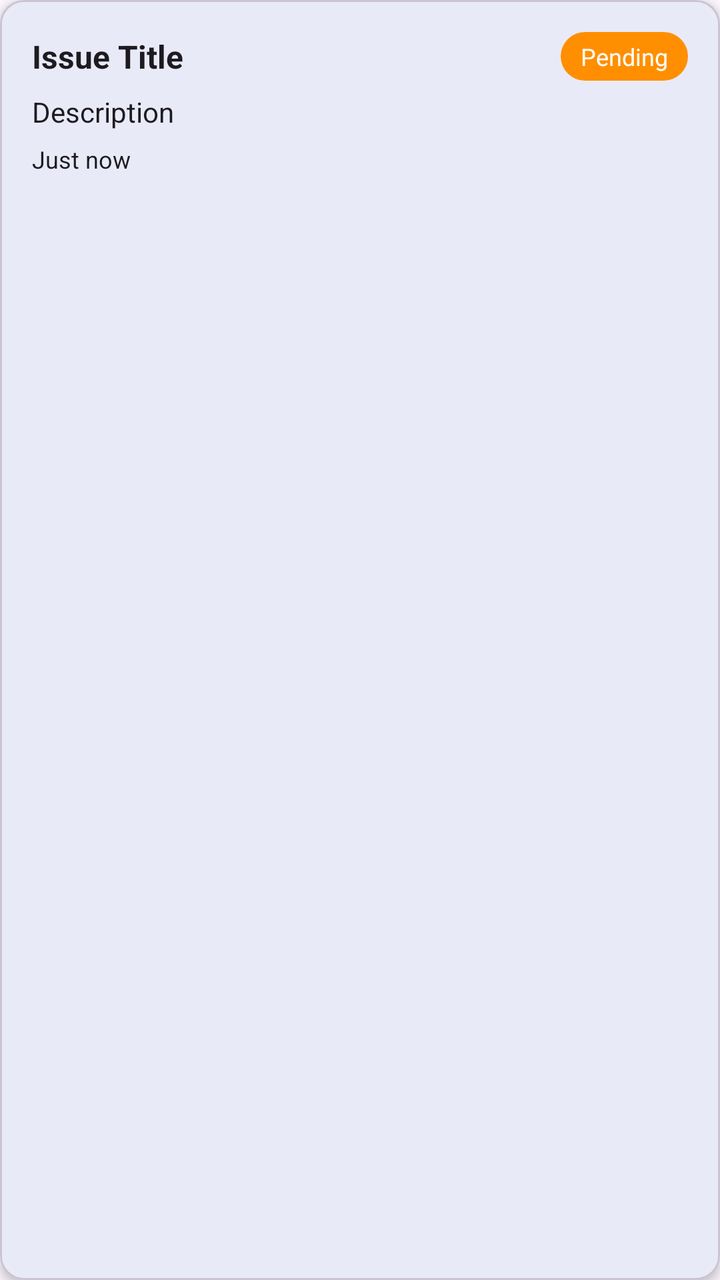
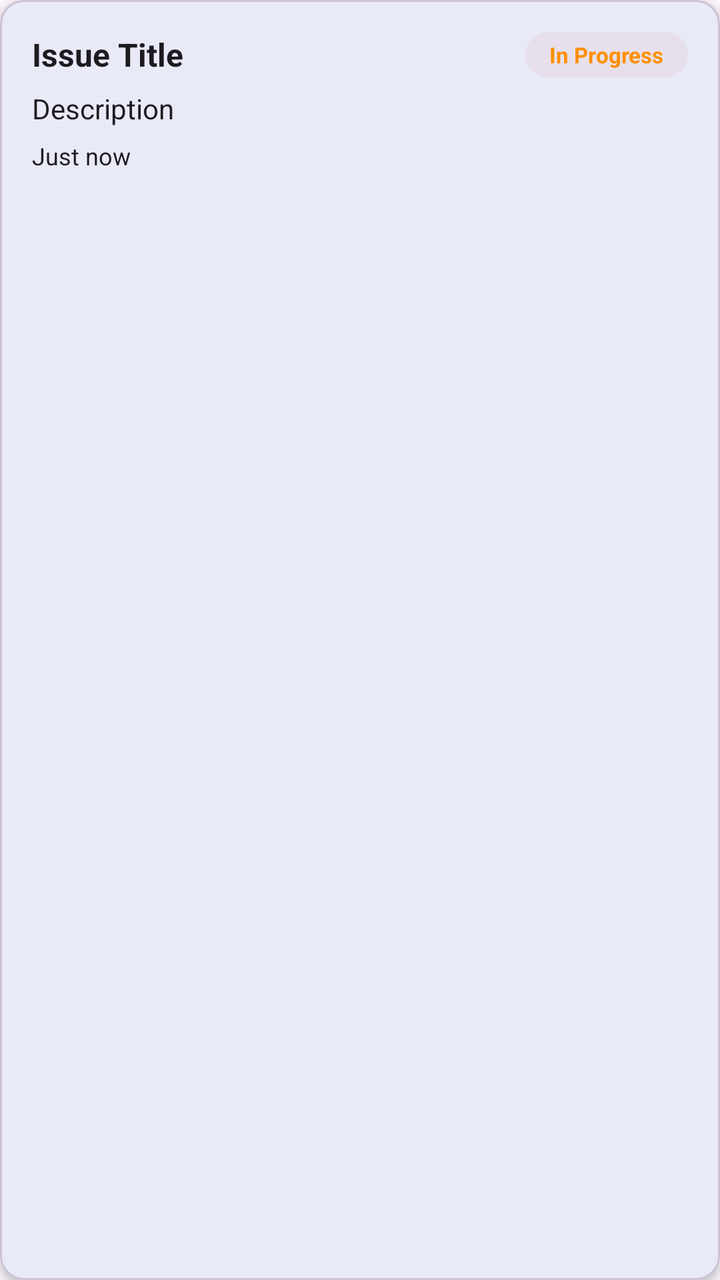

Before-and-after screenshots of an Android layout around one commit, followed by the original layout XML and the change that was made.
<!-- AndroidManifest.xml: application theme Theme.MyApplication -->
<!-- res/layout/item_hazard.xml -->
<?xml version="1.0" encoding="utf-8"?>
<com.google.android.material.card.MaterialCardView
    xmlns:android="http://schemas.android.com/apk/res/android"
    xmlns:app="http://schemas.android.com/apk/res-auto"
    android:layout_width="match_parent"
    android:layout_height="wrap_content"
    android:layout_marginBottom="10dp"
    app:cardCornerRadius="12dp"
    app:cardElevation="3dp"
    app:cardBackgroundColor="?attr/colorSurface">

    <LinearLayout
        android:layout_width="match_parent"
        android:layout_height="wrap_content"
        android:orientation="vertical"
        android:padding="16dp">

        
        <LinearLayout
            android:layout_width="match_parent"
            android:layout_height="wrap_content"
            android:orientation="horizontal"
            android:gravity="center_vertical">

            <TextView
                android:id="@+id/tv_hazard_title"
                android:layout_width="0dp"
                android:layout_height="wrap_content"
                android:layout_weight="1"
                android:textSize="16sp"
                android:textStyle="bold"
                android:textColor="?attr/colorOnSurface"
                android:text="Issue Title"/>

            
            <TextView
                android:id="@+id/tv_hazard_status"
                android:layout_width="wrap_content"
                android:layout_height="wrap_content"
                android:paddingStart="10dp"
                android:paddingEnd="10dp"
                android:paddingTop="4dp"
                android:paddingBottom="4dp"
                android:textSize="12sp"
                android:textColor="@color/white"
                android:background="@drawable/bg_status_pill"
                android:text="Pending"/>

        </LinearLayout>

        
        <TextView
            android:id="@+id/tv_hazard_desc"
            android:layout_width="match_parent"
            android:layout_height="wrap_content"
            android:layout_marginTop="6dp"
            android:textColor="?attr/colorOnSurface"
            android:textSize="14sp"
            android:maxLines="2"
            android:ellipsize="end"
            android:text="Description"/>

        
        <TextView
            android:id="@+id/tv_hazard_time"
            android:layout_width="wrap_content"
            android:layout_height="wrap_content"
            android:layout_marginTop="6dp"
            android:textColor="?attr/colorOnSurface"
            android:textSize="12sp"
            android:text="Just now"/>

    </LinearLayout>
</com.google.android.material.card.MaterialCardView>
<!-- resources referenced by this layout -->
<resources>
  <color name="white">#FFFFFFFF</color>
  <!-- drawable bg_status_pill (drawable) -->
  <?xml version="1.0" encoding="utf-8"?>
  <shape xmlns:android="http://schemas.android.com/apk/res/android"
      android:shape="rectangle">
      <corners android:radius="50dp"/>
      <solid android:color="@color/status_pending"/>
  </shape>
  <style name="Theme.MyApplication" parent="Base.Theme.MyApplication" />
  <color name="status_pending">#FF8F00</color>
  <style name="Base.Theme.MyApplication" parent="Theme.Material3.DayNight.NoActionBar">
          <item name="colorPrimary">@color/primary_blue</item>
          <item name="colorSecondary">@color/secondary_orange</item>
      </style>
  <color name="primary_blue">#005B9F</color>
  <color name="secondary_orange">#FF8F00</color>
</resources>

<!-- the commit's change to res/layout/item_hazard.xml (unified diff, before → after) -->
@@ -33,18 +33,20 @@
                 android:text="Issue Title"/>
 
             
-            <TextView
+            <com.google.android.material.textview.MaterialTextView
                 android:id="@+id/tv_hazard_status"
                 android:layout_width="wrap_content"
                 android:layout_height="wrap_content"
-                android:paddingStart="10dp"
-                android:paddingEnd="10dp"
+                android:paddingStart="12dp"
+                android:paddingEnd="12dp"
                 android:paddingTop="4dp"
                 android:paddingBottom="4dp"
-                android:textSize="12sp"
-                android:textColor="@color/white"
+                android:textSize="11sp"
+                android:textStyle="bold"
+                android:textColor="?attr/colorSecondary"
+                android:backgroundTint="?attr/colorSurfaceVariant"
                 android:background="@drawable/bg_status_pill"
-                android:text="Pending"/>
+                android:text="In Progress" />
 
         </LinearLayout>
 
<!-- resource entries referenced after the edit -->
@@ -1,6 +1,5 @@
 <!-- resources referenced by this layout -->
 <resources>
-  <color name="white">#FFFFFFFF</color>
   <!-- drawable bg_status_pill (drawable) -->
   <?xml version="1.0" encoding="utf-8"?>
   <shape xmlns:android="http://schemas.android.com/apk/res/android"
